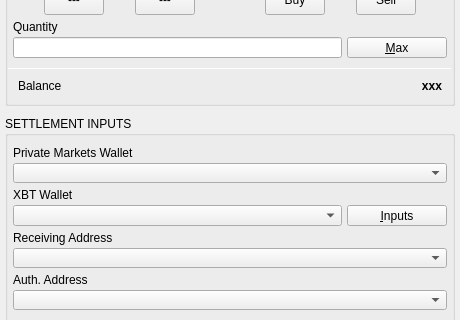
Old version of the form BlockSettleUILib/Trading/RFQTicketXBT.ui in the repository BlockSettle/terminal; both pictures show x 0 to 460 and y 165 to 485 of the 460 by 703 pixel window.
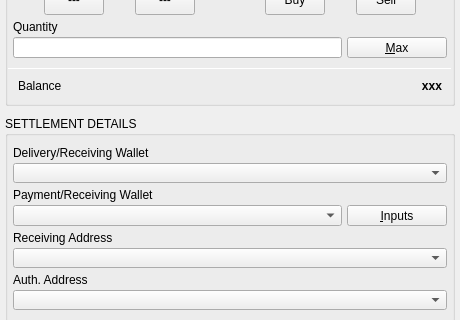
New version of the form.

```diff
--- a/BlockSettleUILib/Trading/RFQTicketXBT.ui
+++ b/BlockSettleUILib/Trading/RFQTicketXBT.ui
@@ -775,7 +775,7 @@
          </size>
         </property>
         <property name="title">
-         <string>SETTLEMENT INPUTS</string>
+         <string>SETTLEMENT DETAILS</string>
         </property>
         <property name="wellGroupBoxWithButtonBar" stdset="0">
          <bool>true</bool>
@@ -823,7 +823,7 @@
             <item>
              <widget class="QLabel" name="labelCCWalletName">
               <property name="text">
-               <string>Private Markets Wallet</string>
+               <string>Delivery/Receiving Wallet</string>
               </property>
              </widget>
             </item>
@@ -873,7 +873,7 @@
             <item>
              <widget class="QLabel" name="labelWallet">
               <property name="text">
-               <string>XBT Wallet</string>
+               <string>Payment/Receiving Wallet</string>
               </property>
              </widget>
             </item>
```
Left out of the diff: 2 changed lines with no effect on the pictures.
